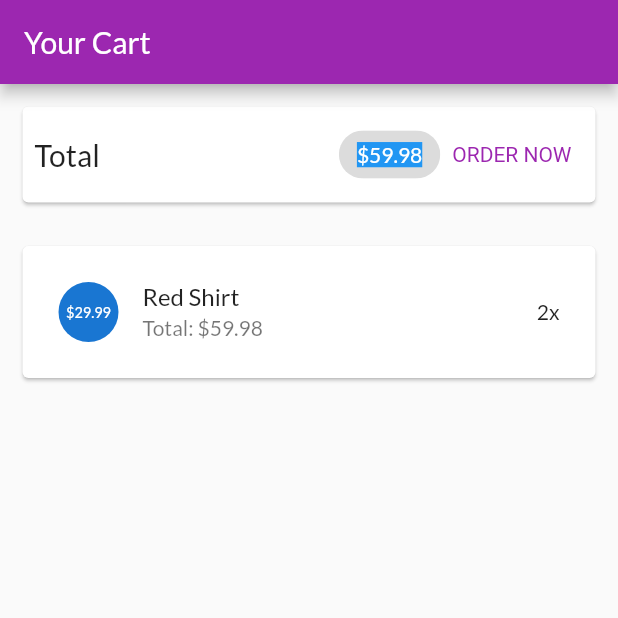
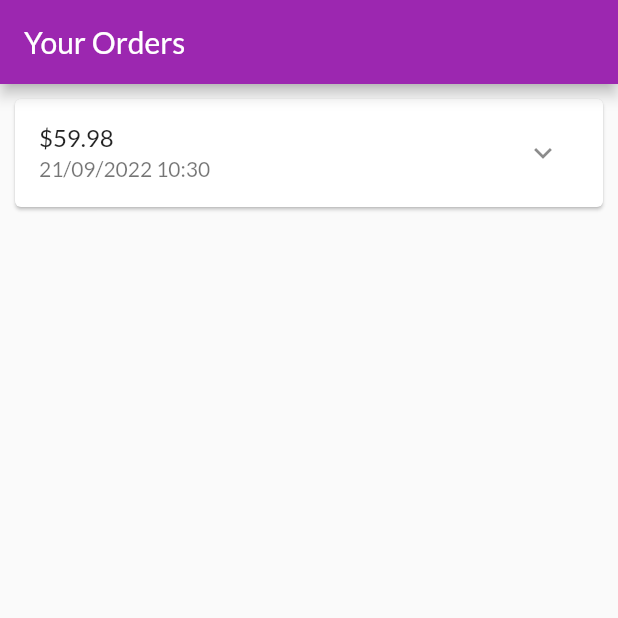
Before and after one commit to Kien221/CT484, a Flutter app: the screen it shows after launch, on a phone screen of 412 x 824 dp, the top half of it. Run offline on Flutter 3.47's test engine with Material 2 defaults, Android fonts, the phone set to English and light mode, and no system bars.

Commit message:
xay dung trang cac dat hang

```diff
--- a/lib/main.dart
+++ b/lib/main.dart
@@ -4,6 +4,7 @@ import 'ui/products/products_manager.dart';
 import 'ui/products/product_overview_screen.dart';
 import 'ui/products/user_products_screen.dart';
 import 'ui/cart/cart_screen.dart';
+import 'ui/orders/orders_screen.dart';
 
 void main() {
   runApp(const MyApp());
@@ -26,7 +27,7 @@ class MyApp extends StatelessWidget {
             secondary: Colors.deepOrange,
           )),
       home: const SafeArea(
-        child: CartScreen(),
+        child: OrdersScreen(),
       ),
     );
   }
--- /dev/null
+++ b/lib/models/order_item.dart
@@ -0,0 +1,32 @@
+import 'package:myshop/models/cart_item.dart';
+
+class OrderItem {
+  final String? id;
+  final double amount;
+  final List<CartItem> products;
+  final DateTime dateTime;
+
+  int get productCount {
+    return products.length;
+  }
+
+  OrderItem({
+    this.id,
+    required this.amount,
+    required this.products,
+    DateTime? dateTime,
+  }) : dateTime = dateTime ?? DateTime.now();
+  OrderItem copyWith({
+    String? id,
+    double? amount,
+    List<CartItem>? products,
+    DateTime? dateTime,
+  }) {
+    return OrderItem(
+      id: id ?? this.id,
+      amount: amount ?? this.amount,
+      products: products ?? this.products,
+      dateTime: dateTime ?? this.dateTime,
+    );
+  }
+}
--- /dev/null
+++ b/lib/ui/orders/order_item_cart.dart
@@ -0,0 +1,75 @@
+import 'package:flutter/material.dart';
+import 'package:intl/intl.dart';
+import 'dart:math';
+import '../../models/order_item.dart';
+
+class OrderItemCart extends StatefulWidget {
+  final OrderItem order;
+  const OrderItemCart(this.order, {super.key});
+
+  @override
+  State<OrderItemCart> createState() => _OrderItemCartState();
+}
+
+class _OrderItemCartState extends State<OrderItemCart> {
+  var _expanded = false;
+  @override
+  Widget build(BuildContext context) {
+    return Card(
+      margin: const EdgeInsets.all(10),
+      child: Column(
+        children: <Widget>[
+          buildOrderSummary(),
+          if (_expanded) buildOrderDetails()
+        ],
+      ),
+    );
+  }
+
+  Widget buildOrderSummary() {
+    return ListTile(
+      title: Text('\$${widget.order.amount}'),
+      subtitle: Text(
+        DateFormat('dd/MM/yyyy hh:mm').format(widget.order.dateTime),
+      ),
+      trailing: IconButton(
+        icon: Icon(_expanded ? Icons.expand_less : Icons.expand_more),
+        onPressed: () {
+          setState(() {
+            _expanded = !_expanded;
+          });
+        },
+      ),
+    );
+  }
+
+  Widget buildOrderDetails() {
+    return Container(
+      padding: const EdgeInsets.symmetric(horizontal: 15, vertical: 4),
+      height: min(widget.order.productCount * 20.0 + 10, 100),
+      child: ListView(
+        children: widget.order.products
+            .map((prod) => Row(
+                  mainAxisAlignment: MainAxisAlignment.spaceBetween,
+                  children: <Widget>[
+                    Text(
+                      prod.title,
+                      style: const TextStyle(
+                        fontSize: 18,
+                        fontWeight: FontWeight.bold,
+                      ),
+                    ),
+                    Text(
+                      '${prod.quantity}x \$${prod.price}',
+                      style: const TextStyle(
+                        fontSize: 18,
+                        color: Colors.grey,
+                      ),
+                    )
+                  ],
+                ))
+            .toList(),
+      ),
+    );
+  }
+}
--- /dev/null
+++ b/lib/ui/orders/order_manager.dart
@@ -0,0 +1,28 @@
+import 'package:flutter/material.dart';
+import '../../models/order_item.dart';
+import '../../models/cart_item.dart';
+
+class OrdersManager with ChangeNotifier {
+  final List<OrderItem> _orders = [
+    OrderItem(
+      id: 'o1',
+      amount: 59.98,
+      products: [
+        CartItem(
+          id: 'c1',
+          title: 'Red Shirt',
+          price: 29.99,
+          quantity: 2,
+        )
+      ],
+      dateTime: DateTime.now(),
+    )
+  ];
+  int get orderCount {
+    return _orders.length;
+  }
+
+  List<OrderItem> get orders {
+    return [..._orders];
+  }
+}
--- /dev/null
+++ b/lib/ui/orders/orders_screen.dart
@@ -0,0 +1,22 @@
+import 'package:flutter/material.dart';
+import 'order_manager.dart';
+import '../orders/order_item_cart.dart';
+
+class OrdersScreen extends StatelessWidget {
+  const OrdersScreen({super.key});
+
+  @override
+  Widget build(BuildContext context) {
+    print('building orders');
+    final ordersManager = OrdersManager();
+    return Scaffold(
+      appBar: AppBar(
+        title: const Text('Your Orders'),
+      ),
+      body: ListView.builder(
+        itemCount: ordersManager.orderCount,
+        itemBuilder: (ctx, i) => OrderItemCart(ordersManager.orders[i]),
+      ),
+    );
+  }
+}
--- a/pubspec.yaml
+++ b/pubspec.yaml
@@ -16,6 +16,7 @@ dependencies:
     sdk: flutter
 
   cupertino_icons: ^1.0.2
+  intl: ^0.17.0
 
 dev_dependencies:
   flutter_test:
```
Also changed, not shown: pubspec.lock.
